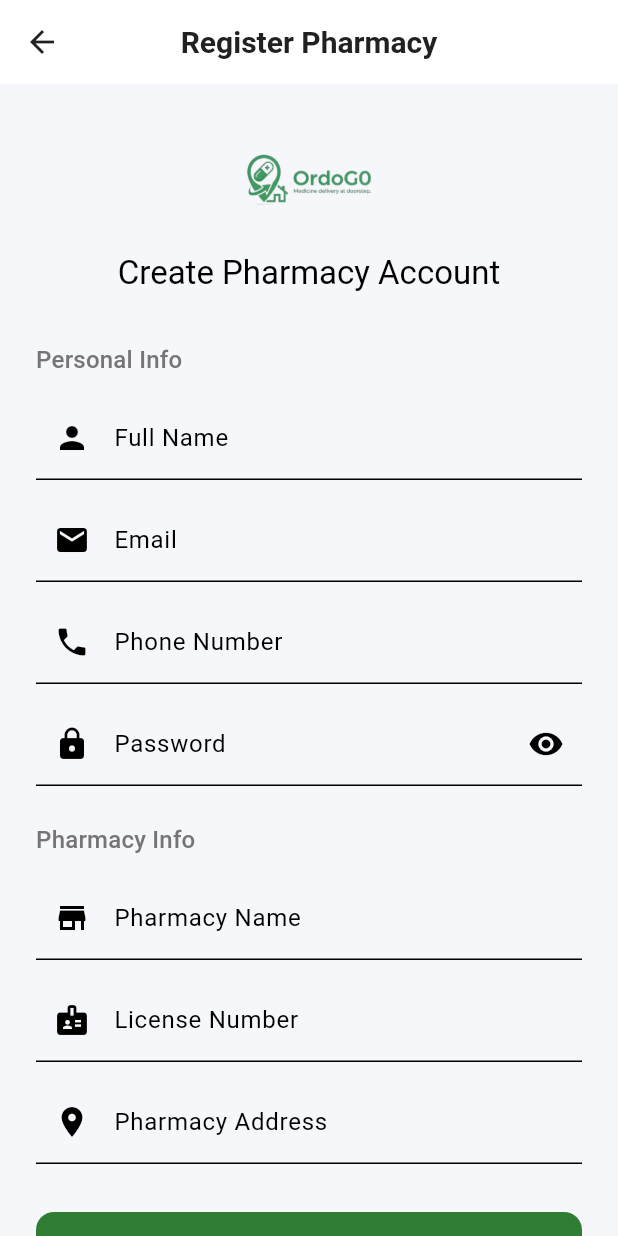
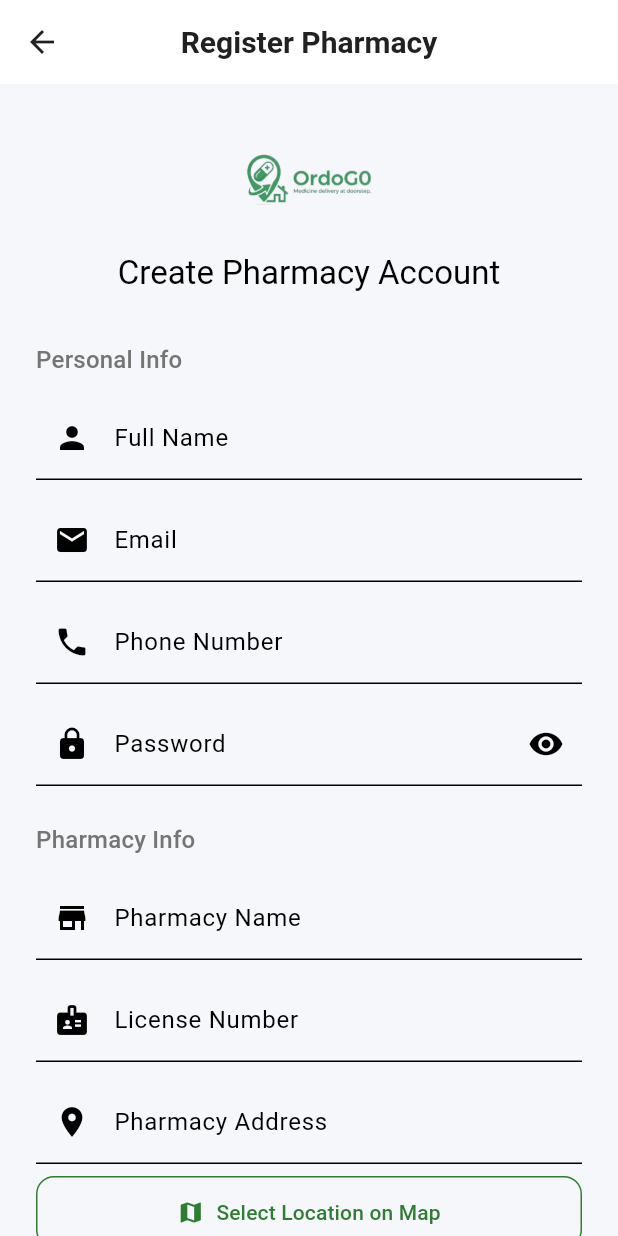
Before and after one commit to techvivek32/pharmacy, a Flutter app: the RegisterScreen screen opened directly, on a phone screen of 412 x 824 dp. Run offline on Flutter 3.47's test engine with Material 3 defaults, Android fonts, the phone set to English and light mode, and no system bars; our stand-ins replace flutter_dotenv, flutter_map, geocoding, geolocator, google_fonts, google_maps_flutter and 3 more; accounts and stored records are empty.

Commit message:
regester location fatch

```diff
--- a/pharmacy_app/lib/features/auth/screens/register_screen.dart
+++ b/pharmacy_app/lib/features/auth/screens/register_screen.dart
@@ -1,11 +1,13 @@
 import 'package:flutter/material.dart';
 import 'package:provider/provider.dart';
+import 'package:latlong2/latlong.dart';
 import '../../../providers/auth_provider.dart';
 import '../../../core/theme/app_theme.dart';
 import '../../../core/widgets/primary_button.dart';
 import '../../../core/widgets/input_field.dart';
 import '../../../services/api_service.dart';
 import 'otp_verification_screen.dart';
+import 'map_picker_screen.dart';
 
 class RegisterScreen extends StatefulWidget {
   const RegisterScreen({super.key});
@@ -24,6 +26,11 @@ class _RegisterScreenState extends State<RegisterScreen> {
   final _licenseController = TextEditingController();
   final _addressController = TextEditingController();
 
+  double _lat = 0.0;
+  double _lng = 0.0;
+  bool _locationSelected = false;
+  bool _isSendingOtp = false;
+
   @override
   void dispose() {
     _nameController.dispose();
@@ -36,7 +43,25 @@ class _RegisterScreenState extends State<RegisterScreen> {
     super.dispose();
   }
 
-  bool _isSendingOtp = false;
+  Future<void> _openMapPicker() async {
+    final result = await Navigator.push<Map<String, dynamic>>(
+      context,
+      MaterialPageRoute(
+        builder: (_) => MapPickerScreen(
+          initialLocation: _locationSelected ? LatLng(_lat, _lng) : null,
+        ),
+      ),
+    );
+
+    if (result != null) {
+      setState(() {
+        _addressController.text = result['address'] as String;
+        _lat = result['lat'] as double;
+        _lng = result['lng'] as double;
+        _locationSelected = true;
+      });
+    }
+  }
 
   Future<void> _register() async {
     if (!_formKey.currentState!.validate()) return;
@@ -69,27 +94,21 @@ class _RegisterScreenState extends State<RegisterScreen> {
                 'pharmacyName': _pharmacyNameController.text.trim(),
                 'licenseNumber': _licenseController.text.trim(),
                 'address': _addressController.text.trim(),
-                'coordinates': [0.0, 0.0],
+                'coordinates': [_lng, _lat],
               },
             ),
           ),
         );
       } else {
         ScaffoldMessenger.of(context).showSnackBar(
-          SnackBar(
-            content: Text(response.message),
-            backgroundColor: AppTheme.error,
-          ),
+          SnackBar(content: Text(response.message), backgroundColor: AppTheme.error),
         );
       }
     } catch (e) {
       setState(() => _isSendingOtp = false);
       if (mounted) {
         ScaffoldMessenger.of(context).showSnackBar(
-          const SnackBar(
-            content: Text('Failed to send OTP'),
-            backgroundColor: AppTheme.error,
-          ),
+          const SnackBar(content: Text('Failed to send OTP'), backgroundColor: AppTheme.error),
         );
       }
     }
@@ -117,7 +136,8 @@ class _RegisterScreenState extends State<RegisterScreen> {
               const SizedBox(height: AppTheme.spacing32),
 
               // Personal Info
-              Text('Personal Info', style: Theme.of(context).textTheme.titleMedium?.copyWith(color: AppTheme.textSecondary)),
+              Text('Personal Info',
+                  style: Theme.of(context).textTheme.titleMedium?.copyWith(color: AppTheme.textSecondary)),
               const SizedBox(height: AppTheme.spacing12),
               InputField(
                 controller: _nameController,
@@ -152,7 +172,8 @@ class _RegisterScreenState extends State<RegisterScreen> {
               const SizedBox(height: AppTheme.spacing24),
 
               // Pharmacy Info
-              Text('Pharmacy Info', style: Theme.of(context).textTheme.titleMedium?.copyWith(color: AppTheme.textSecondary)),
+              Text('Pharmacy Info',
+                  style: Theme.of(context).textTheme.titleMedium?.copyWith(color: AppTheme.textSecondary)),
               const SizedBox(height: AppTheme.spacing12),
               InputField(
                 controller: _pharmacyNameController,
@@ -168,12 +189,56 @@ class _RegisterScreenState extends State<RegisterScreen> {
                 validator: (v) => v!.isEmpty ? 'Required' : null,
               ),
               const SizedBox(height: AppTheme.spacing12),
-              InputField(
-                controller: _addressController,
-                label: 'Pharmacy Address',
-                prefixIcon: Icons.location_on,
-                validator: (v) => v!.isEmpty ? 'Required' : null,
+
+              // Address with map picker
+              GestureDetector(
+                onTap: _openMapPicker,
+                child: AbsorbPointer(
+                  child: InputField(
+                    controller: _addressController,
+                    label: 'Pharmacy Address',
+                    prefixIcon: Icons.location_on,
+                    validator: (v) => v!.isEmpty ? 'Please select location on map' : null,
+                  ),
+                ),
               ),
+              const SizedBox(height: AppTheme.spacing8),
+              SizedBox(
+                width: double.infinity,
+                child: OutlinedButton.icon(
+                  onPressed: _openMapPicker,
+                  icon: Icon(
+                    _locationSelected ? Icons.edit_location_alt : Icons.map,
+                    color: AppTheme.primary,
+                  ),
+                  label: Text(
+                    _locationSelected ? 'Change Location on Map' : 'Select Location on Map',
+                    style: const TextStyle(color: AppTheme.primary),
+                  ),
+                  style: OutlinedButton.styleFrom(
+                    side: BorderSide(
+                      color: _locationSelected ? Colors.green : AppTheme.primary,
+                    ),
+                    padding: const EdgeInsets.symmetric(vertical: 14),
+                    shape: RoundedRectangleBorder(borderRadius: BorderRadius.circular(12)),
+                  ),
+                ),
+              ),
+              if (_locationSelected)
+                Padding(
+                  padding: const EdgeInsets.only(top: 6),
+                  child: Row(
+                    children: [
+                      const Icon(Icons.check_circle, color: Colors.green, size: 16),
+                      const SizedBox(width: 6),
+                      Text(
+                        'Location selected (${_lat.toStringAsFixed(4)}, ${_lng.toStringAsFixed(4)})',
+                        style: const TextStyle(fontSize: 12, color: Colors.green),
+                      ),
+                    ],
+                  ),
+                ),
+
               const SizedBox(height: AppTheme.spacing32),
 
               Consumer<AuthProvider>(
--- a/pharmacy_app/pubspec.yaml
+++ b/pharmacy_app/pubspec.yaml
@@ -17,6 +17,10 @@ dependencies:
   cached_network_image: ^3.3.0
   intl: ^0.18.1
   flutter_dotenv: ^5.1.0
+  flutter_map: ^6.1.0
+  latlong2: ^0.9.0
+  geolocator: ^11.0.0
+  geocoding: ^3.0.0
 
 dev_dependencies:
   flutter_test:
```
Also changed, not shown: pharmacy_app/lib/features/auth/screens/map_picker_screen.dart (added, +222 -0 lines), pharmacy_app/pubspec.lock, 4 other files.
